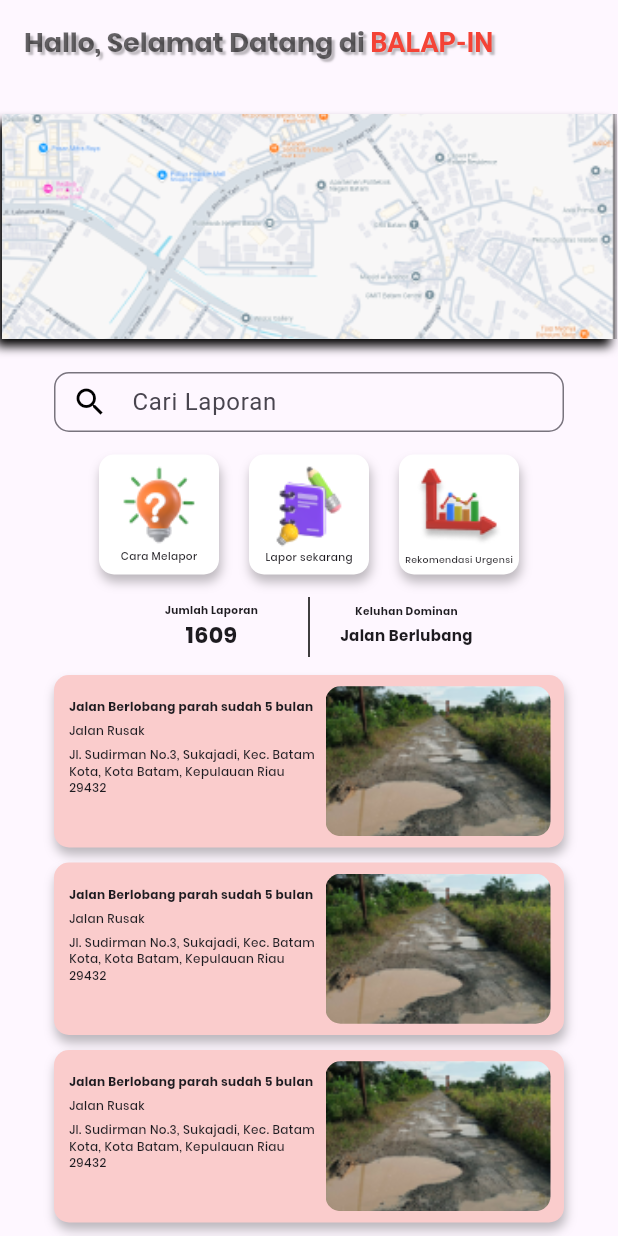
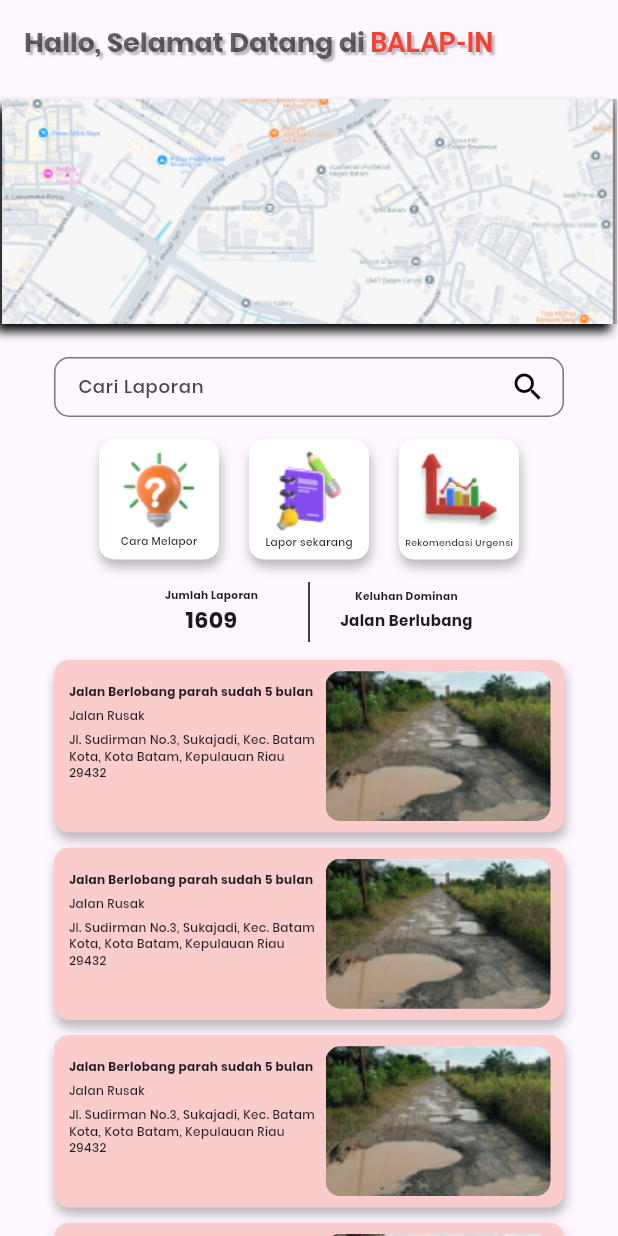
Before and after one commit to kaminariwhat/PBL20KMIPN, a Flutter app: the screen it shows after launch, on a phone screen of 412 x 824 dp. Run offline on Flutter 3.47's test engine with Material 3 defaults, Android fonts, the phone set to English and light mode, and no system bars.

Commit message:
update halaman utama search box peta dan widget bawah

```diff
--- a/lib/screens/homepage.dart
+++ b/lib/screens/homepage.dart
@@ -44,7 +44,7 @@ class HomeScreen extends StatelessWidget {
               height: 150,
               width: 410,
               margin: const EdgeInsets.only(
-                top: 20,
+                top: 10,
                 bottom: 20,
               ),
               decoration: const BoxDecoration(
@@ -78,7 +78,11 @@ class HomeScreen extends StatelessWidget {
                         )
                     ),
                     labelText: 'Cari Laporan',
-                    prefixIcon: Icon(
+                    labelStyle: TextStyle(
+                      fontFamily: "Poppins",
+                      fontSize: 12
+                    ),
+                    suffixIcon: Icon(
                       color: Colors.black,
                       Icons.search
                       ),
@@ -213,7 +217,7 @@ class HomeScreen extends StatelessWidget {
                     mainAxisAlignment: MainAxisAlignment.center,
                     children: [
                       SizedBox(
-                        height: 60,
+                        height: 57,
                         width: 80,
                         child: DecoratedBox(
                           decoration: BoxDecoration(
--- a/lib/widgets/homewidget.dart
+++ b/lib/widgets/homewidget.dart
@@ -29,6 +29,7 @@ class HomeWidget extends StatelessWidget {
                 crossAxisAlignment: CrossAxisAlignment.start,
                 children: <Widget>[
                   Container(
+                    width: 170,
                     margin: const EdgeInsets.only(
                       left: 10,
                       top: 15,
@@ -43,6 +44,7 @@ class HomeWidget extends StatelessWidget {
                     ),
                   ),
                   Container(
+                    width: 170,
                     margin: const EdgeInsets.only(
                       left: 10,
                       top: 5,
```
